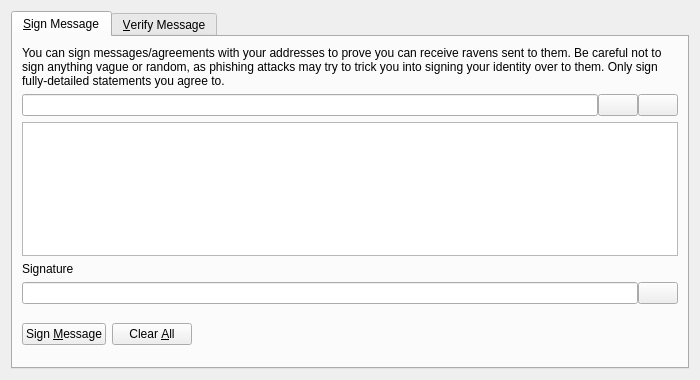
The window that src/qt/forms/signverifymessagedialog.ui (npq7721/Helios) describes before a commit, drawn with Qt 5.
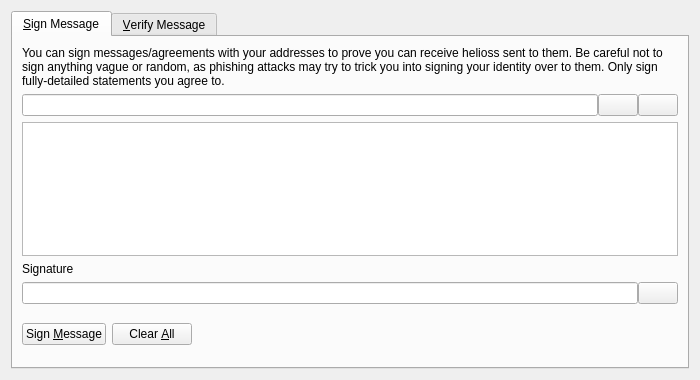
The same window after the commit. Icons and pictures are not drawn. Custom widgets are drawn as their Qt base class.

Commit message: rename raven to helios

The edit to the form file:
```diff
--- a/src/qt/forms/signverifymessagedialog.ui
+++ b/src/qt/forms/signverifymessagedialog.ui
@@ -30,7 +30,7 @@
        <item>
         <widget class="QLabel" name="infoLabel_SM">
          <property name="text">
-          <string>You can sign messages/agreements with your addresses to prove you can receive ravens sent to them. Be careful not to sign anything vague or random, as phishing attacks may try to trick you into signing your identity over to them. Only sign fully-detailed statements you agree to.</string>
+          <string>You can sign messages/agreements with your addresses to prove you can receive helioss sent to them. Be careful not to sign anything vague or random, as phishing attacks may try to trick you into signing your identity over to them. Only sign fully-detailed statements you agree to.</string>
          </property>
          <property name="textFormat">
           <enum>Qt::PlainText</enum>
```
Left out of the diff: 26 changed lines with no effect on the pictures. The commit also changes 954 other files.
